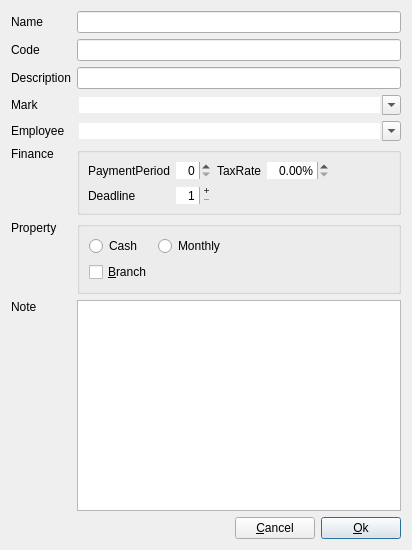
This is dialog/editnode/editnodestakeholder.ui in YtxCash/YTX as Qt 5 draws it before an edit. The edited form follows.
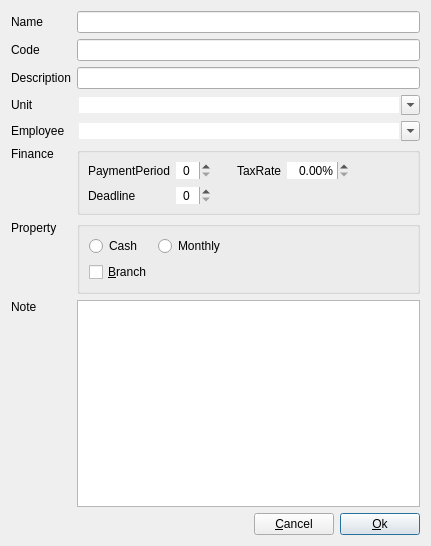
This is the edited form. Custom widgets are drawn as their Qt base class.

The edit to the form file:
```diff
--- a/dialog/editnode/editnodestakeholder.ui
+++ b/dialog/editnode/editnodestakeholder.ui
@@ -6,8 +6,8 @@
    <rect>
     <x>0</x>
     <y>0</y>
-    <width>412</width>
-    <height>550</height>
+    <width>431</width>
+    <height>546</height>
    </rect>
   </property>
   <layout class="QGridLayout" name="gridLayout_2">
@@ -70,7 +70,7 @@
     </widget>
    </item>
    <item row="3" column="1" colspan="4">
-    <widget class="QComboBox" name="comboMark">
+    <widget class="ComboBox" name="comboUnit">
      <property name="sizePolicy">
       <sizepolicy hsizetype="Expanding" vsizetype="Fixed">
        <horstretch>0</horstretch>
@@ -170,7 +170,7 @@
    <item row="3" column="0">
     <widget class="QLabel" name="labMark">
      <property name="text">
-      <string>Mark</string>
+      <string>Unit</string>
      </property>
      <property name="buddy">
       <cstring>comboMark</cstring>
@@ -257,7 +257,55 @@
       <property name="bottomMargin">
        <number>8</number>
       </property>
+      <item row="0" column="1">
+       <widget class="SpinBox" name="spinBoxPaymentPeriod">
+        <property name="sizePolicy">
+         <sizepolicy hsizetype="Preferred" vsizetype="Fixed">
+          <horstretch>0</horstretch>
+          <verstretch>0</verstretch>
+         </sizepolicy>
+        </property>
+        <property name="frame">
+         <bool>false</bool>
+        </property>
+        <property name="alignment">
+         <set>Qt::AlignmentFlag::AlignCenter</set>
+        </property>
+        <property name="stepType">
+         <enum>QAbstractSpinBox::StepType::AdaptiveDecimalStepType</enum>
+        </property>
+       </widget>
+      </item>
+      <item row="0" column="3">
+       <widget class="QLabel" name="labelTaxRate">
+        <property name="text">
+         <string>TaxRate</string>
+        </property>
+       </widget>
+      </item>
       <item row="0" column="4">
+       <widget class="DoubleSpinBox" name="dSpinBoxTaxRate">
+        <property name="sizePolicy">
+         <sizepolicy hsizetype="Preferred" vsizetype="Fixed">
+          <horstretch>0</horstretch>
+          <verstretch>0</verstretch>
+         </sizepolicy>
+        </property>
+        <property name="frame">
+         <bool>false</bool>
+        </property>
+        <property name="alignment">
+         <set>Qt::AlignmentFlag::AlignRight|Qt::AlignmentFlag::AlignTrailing|Qt::AlignmentFlag::AlignVCenter</set>
+        </property>
+        <property name="suffix">
+         <string>%</string>
+        </property>
+        <property name="stepType">
+         <enum>QAbstractSpinBox::StepType::AdaptiveDecimalStepType</enum>
+        </property>
+       </widget>
+      </item>
+      <item row="0" column="5">
        <spacer name="horizontalSpacer_3">
         <property name="orientation">
          <enum>Qt::Orientation::Horizontal</enum>
@@ -283,19 +331,6 @@
         </property>
        </widget>
       </item>
-      <item row="0" column="1">
-       <widget class="QSpinBox" name="spinBoxPaymentPeriod">
-        <property name="frame">
-         <bool>false</bool>
-        </property>
-        <property name="alignment">
-         <set>Qt::AlignmentFlag::AlignRight|Qt::AlignmentFlag::AlignTrailing|Qt::AlignmentFlag::AlignVCenter</set>
-        </property>
-        <property name="stepType">
-         <enum>QAbstractSpinBox::StepType::AdaptiveDecimalStepType</enum>
-        </property>
-       </widget>
-      </item>
       <item row="1" column="0">
        <widget class="QLabel" name="labelDeadline">
         <property name="text">
@@ -303,51 +338,32 @@
         </property>
        </widget>
       </item>
+      <item row="0" column="2" rowspan="2">
+       <spacer name="verticalSpacer">
+        <property name="orientation">
+         <enum>Qt::Orientation::Vertical</enum>
+        </property>
+        <property name="sizeHint" stdset="0">
+         <size>
+          <width>20</width>
+          <height>40</height>
+         </size>
+        </property>
+       </spacer>
+      </item>
       <item row="1" column="1">
-       <widget class="QDateEdit" name="dateEditDeadline">
-        <property name="frame">
-         <bool>false</bool>
+       <widget class="SpinBox" name="spinBoxDeadline">
+        <property name="sizePolicy">
+         <sizepolicy hsizetype="Preferred" vsizetype="Fixed">
+          <horstretch>0</horstretch>
+          <verstretch>0</verstretch>
+         </sizepolicy>
         </property>
-        <property name="alignment">
-         <set>Qt::AlignmentFlag::AlignRight|Qt::AlignmentFlag::AlignTrailing|Qt::AlignmentFlag::AlignVCenter</set>
-        </property>
-        <property name="buttonSymbols">
-         <enum>QAbstractSpinBox::ButtonSymbols::PlusMinus</enum>
-        </property>
-        <property name="displayFormat">
-         <string>d</string>
-        </property>
-        <property name="calendarPopup">
-         <bool>false</bool>
-        </property>
-        <property name="currentSectionIndex">
-         <number>0</number>
-        </property>
-        <property name="timeSpec">
-         <enum>Qt::TimeSpec::LocalTime</enum>
-        </property>
-       </widget>
-      </item>
-      <item row="0" column="2">
-       <widget class="QLabel" name="labelTaxRate">
-        <property name="text">
-         <string>TaxRate</string>
-        </property>
-       </widget>
-      </item>
-      <item row="0" column="3">
-       <widget class="QDoubleSpinBox" name="dSpinBoxTaxRate">
         <property name="frame">
          <bool>false</bool>
         </property>
         <property name="alignment">
-         <set>Qt::AlignmentFlag::AlignRight|Qt::AlignmentFlag::AlignTrailing|Qt::AlignmentFlag::AlignVCenter</set>
-        </property>
-        <property name="suffix">
-         <string>%</string>
-        </property>
-        <property name="stepType">
-         <enum>QAbstractSpinBox::StepType::AdaptiveDecimalStepType</enum>
+         <set>Qt::AlignmentFlag::AlignCenter</set>
         </property>
        </widget>
       </item>
@@ -404,6 +420,33 @@
    </item>
   </layout>
  </widget>
+ <customwidgets>
+  <customwidget>
+   <class>DoubleSpinBox</class>
+   <extends>QDoubleSpinBox</extends>
+   <header location="global">widget/doublespinbox.h</header>
+  </customwidget>
+  <customwidget>
+   <class>ComboBox</class>
+   <extends>QComboBox</extends>
+   <header location="global">widget/combobox.h</header>
+  </customwidget>
+  <customwidget>
+   <class>LineEdit</class>
+   <extends>QLineEdit</extends>
+   <header location="global">widget/lineedit.h</header>
+  </customwidget>
+  <customwidget>
+   <class>SpinBox</class>
+   <extends>QSpinBox</extends>
+   <header location="global">widget/spinbox.h</header>
+  </customwidget>
+  <customwidget>
+   <class>PlainTextEdit</class>
+   <extends>QPlainTextEdit</extends>
+   <header location="global">widget/plaintextedit.h</header>
+  </customwidget>
+ </customwidgets>
  <tabstops>
   <tabstop>lineEditName</tabstop>
   <tabstop>lineEditCode</tabstop>
```
Left out of the diff: 12 changed lines with no effect on the pictures.
